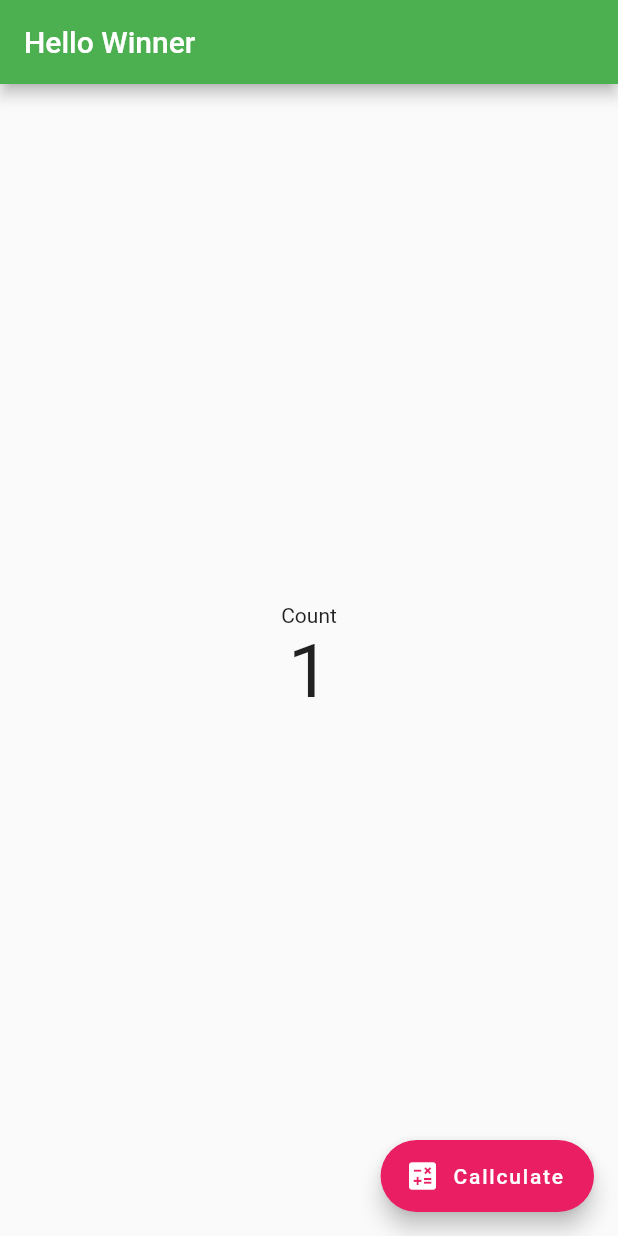
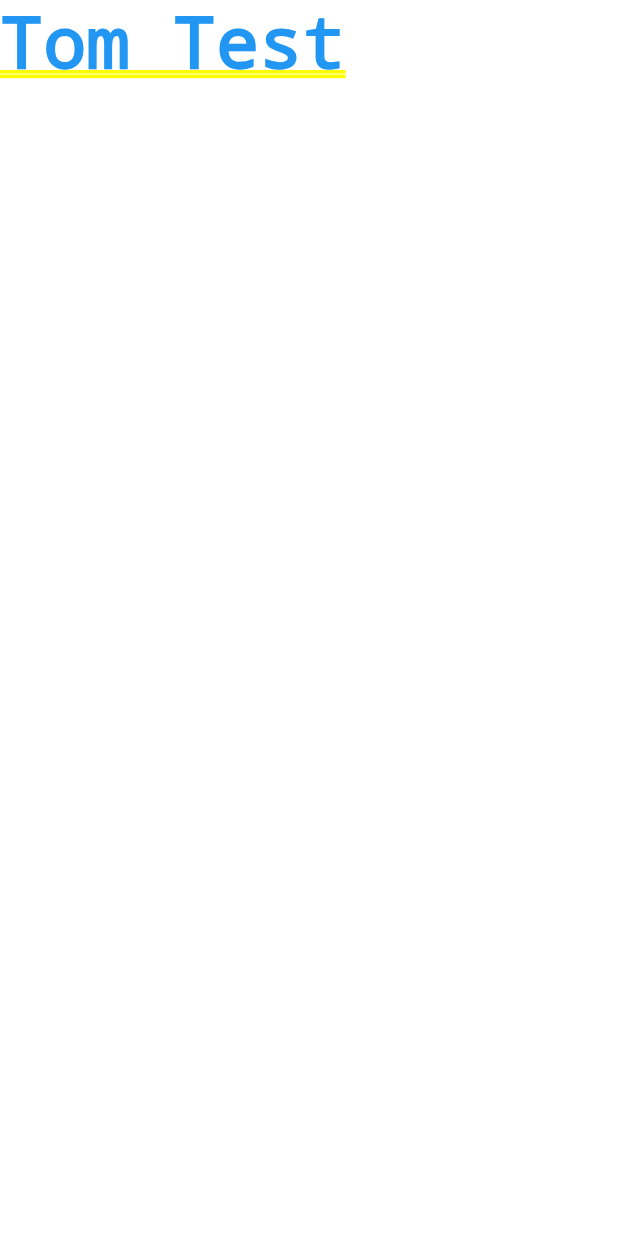
Before and after one commit to tomdevmoblie/CallcutateWinner, a Flutter app: the screen it shows after launch, after a tap on "Callculate", on a phone screen of 412 x 824 dp. Run offline on Flutter 3.47's test engine with Material 2 defaults, Android fonts, the phone set to English and light mode, and no system bars.

Commit message:
no message

```diff
--- /dev/null
+++ b/lib/Tom.dart
@@ -0,0 +1,24 @@
+import 'package:flutter/material.dart';
+
+void main() {
+  runApp(Tomtest());
+}
+
+class Tomtest extends StatefulWidget {
+  const Tomtest({Key? key}) : super(key: key);
+
+  @override
+  _TomtestState createState() => _TomtestState();
+}
+
+class _TomtestState extends State<Tomtest> {
+  @override
+  Widget build(BuildContext context) {
+    return Container(
+      child: Text(
+        "Tom Test",
+        style: TextStyle(color: Colors.blue),
+      ),
+    );
+  }
+}
--- /dev/null
+++ b/lib/flexttest.dart
@@ -0,0 +1,26 @@
+import 'package:flutter/material.dart';
+
+void main() {
+  runApp(Flexmain());
+}
+
+class Flexmain extends StatefulWidget {
+  const Flexmain({Key? key}) : super(key: key);
+
+  @override
+  _FlexmainState createState() => _FlexmainState();
+}
+
+class _FlexmainState extends State<Flexmain> {
+  @override
+  Widget build(BuildContext context) {
+    return MaterialApp(
+      home: Scaffold(
+        appBar: AppBar(
+          title: Text("Callculate"),
+        ),
+      ),
+      theme: ThemeData(primarySwatch: Colors.green),
+    );
+  }
+}
--- a/lib/main.dart
+++ b/lib/main.dart
@@ -1,4 +1,7 @@
+import 'package:callculatewinner/Tom.dart';
 import 'package:flutter/material.dart';
+
+import 'flexttest.dart';
 
 void main() {
   print("Hello");
@@ -41,14 +44,15 @@ class _HomeState extends State<Home> {
             Text(
               number.toString(),
               style: TextStyle(fontSize: 50),
-            )
+            ),
           ],
         ),
       ),
       floatingActionButton: FloatingActionButton.extended(
         onPressed: () {
           setState(() {
-            number++;
+            Navigator.pushReplacement(
+                context, MaterialPageRoute(builder: (context) => Tomtest()));
           });
         },
         label: const Text('Callculate'),
```
